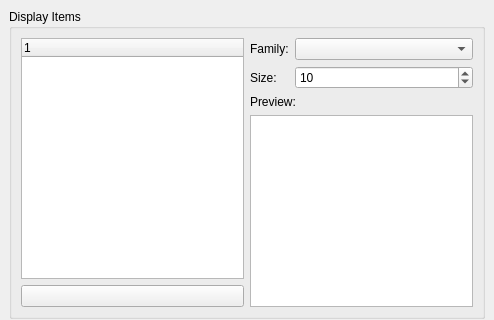
Qt form src/Gui/DlgEditor.ui (ferranpujolcamins/FreeCAD) before a commit; both pictures show x 0 to 494 and y 0 to 320 of the 494 by 552 pixel window.
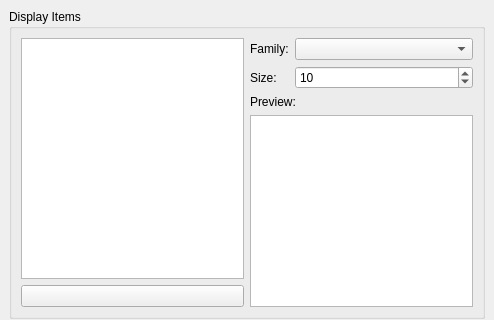
The same form after that commit. Custom widgets are drawn as their Qt base class.

```diff
--- a/src/Gui/DlgEditor.ui
+++ b/src/Gui/DlgEditor.ui
@@ -401,10 +401,7 @@
        </widget>
       </item>
       <item row="0" column="0" rowspan="4">
-       <widget class="QTreeWidget" name="displayItems">
-        <property name="rootIsDecorated">
-         <bool>false</bool>
-        </property>
+       <widget class="QListView" name="displayItems">
         <column>
          <property name="text">
           <string notr="true">1</string>
```
Left out of the diff: 6 changed lines with no effect on the pictures.
